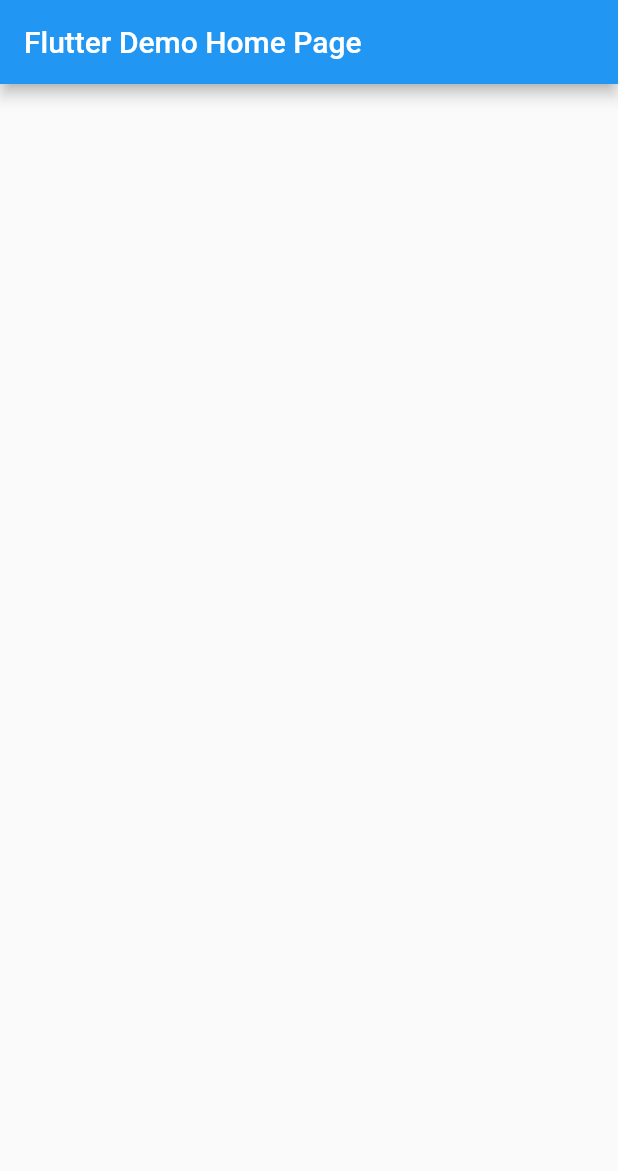
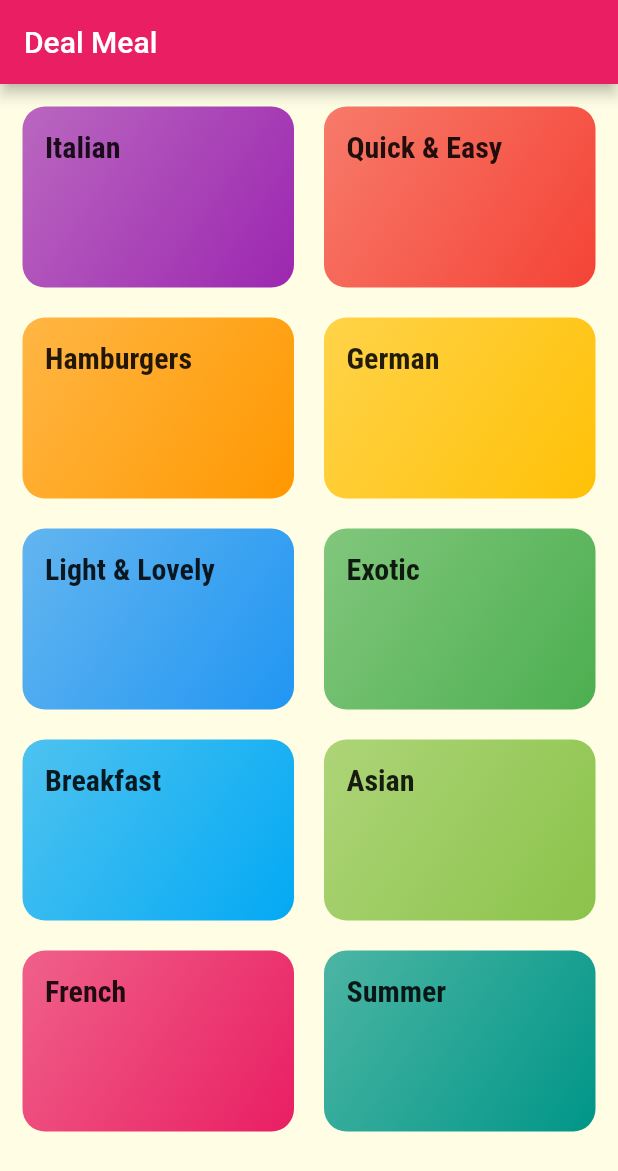
Before and after one commit to tareq453/meal_app, a Flutter app: the screen it shows after launch, on a phone screen of 412 x 824 dp. Shown: the top 1171 px of the screen. Run offline on Flutter 3.47's test engine with Material 2 defaults, Android fonts, the phone set to English and light mode, and no system bars.

Commit message:
progress the course.

```diff
--- /dev/null
+++ b/lib/categories_screen.dart
@@ -0,0 +1,27 @@
+import 'package:flutter/material.dart';
+import 'package:meal_app/category_item.dart';
+
+import 'models/dummy_data.dart';
+
+class CategoriesScreen extends StatelessWidget {
+  const CategoriesScreen({Key? key}) : super(key: key);
+
+  @override
+  Widget build(BuildContext context) {
+    return Scaffold(
+      appBar: AppBar(title: const Text("Deal Meal"),),
+      body: Padding(
+        padding: const EdgeInsets.all(15),
+        child: GridView(
+            gridDelegate: const SliverGridDelegateWithMaxCrossAxisExtent(
+                maxCrossAxisExtent: 200,
+                childAspectRatio: 3/2,
+                crossAxisSpacing: 20,
+                mainAxisSpacing: 20),
+            children: DUMMY_CATEGORIES
+                .map((ctg) => CategoryItem(ctg.title, ctg.color))
+                .toList()),
+      ),
+    );
+  }
+}
--- /dev/null
+++ b/lib/category_item.dart
@@ -0,0 +1,21 @@
+import 'package:flutter/material.dart';
+
+class CategoryItem extends StatelessWidget {
+  final String _title;
+  final Color _color;
+  const CategoryItem(this._title, this._color, {Key? key}) : super(key: key);
+
+  @override
+  Widget build(BuildContext context) {
+    return Container(
+      padding: const EdgeInsets.all(15),
+      decoration: BoxDecoration(
+          gradient: LinearGradient(
+              colors: [_color.withOpacity(0.7), _color],
+              begin: Alignment.topLeft,
+              end: Alignment.bottomRight),
+              borderRadius: BorderRadius.circular(15)),
+      child: Text(_title, style: Theme.of(context).textTheme.titleMedium,),
+    );
+  }
+}
--- a/lib/main.dart
+++ b/lib/main.dart
@@ -1,4 +1,5 @@
 import 'package:flutter/material.dart';
+import './categories_screen.dart';
 
 void main() {
   runApp(const MyApp());
@@ -13,59 +14,16 @@ class MyApp extends StatelessWidget {
     return MaterialApp(
       title: 'Flutter Demo',
       theme: ThemeData(
-        // This is the theme of your application.
-        //
-        // Try running your application with "flutter run". You'll see the
-        // application has a blue toolbar. Then, without quitting the app, try
-        // changing the primarySwatch below to Colors.green and then invoke
-        // "hot reload" (press "r" in the console where you ran "flutter run",
-        // or simply save your changes to "hot reload" in a Flutter IDE).
-        // Notice that the counter didn't reset back to zero; the application
-        // is not restarted.
-        primarySwatch: Colors.blue,
+        colorScheme: ColorScheme.fromSwatch().copyWith(primary: Colors.pink, secondary: Colors.amber),
+        canvasColor: const Color.fromRGBO(255, 254, 229, 1),
+        fontFamily: "Raleway",
+        textTheme: ThemeData.light().textTheme.copyWith(
+          headlineSmall: const TextStyle(color: Color.fromRGBO(20, 51, 51, 1)),
+          headlineMedium: const TextStyle(color: Color.fromARGB(21, 55, 55, 1)),
+          titleMedium: const TextStyle(fontSize: 20,fontFamily: "RobotoCondensed",fontWeight: FontWeight.bold)
+        )
       ),
-      home: const MyHomePage(title: 'Flutter Demo Home Page'),
+      home: const CategoriesScreen(),
     );
   }
 }
-
-class MyHomePage extends StatefulWidget {
-  const MyHomePage({Key? key, required this.title}) : super(key: key);
-
-  // This widget is the home page of your application. It is stateful, meaning
-  // that it has a State object (defined below) that contains fields that affect
-  // how it looks.
-
-  // This class is the configuration for the state. It holds the values (in this
-  // case the title) provided by the parent (in this case the App widget) and
-  // used by the build method of the State. Fields in a Widget subclass are
-  // always marked "final".
-
-  final String title;
-
-  @override
-  State<MyHomePage> createState() => _MyHomePageState();
-}
-
-class _MyHomePageState extends State<MyHomePage> {
-
-
-  @override
-  Widget build(BuildContext context) {
-    // This method is rerun every time setState is called, for instance as done
-    // by the _incrementCounter method above.
-    //
-    // The Flutter framework has been optimized to make rerunning build methods
-    // fast, so that you can just rebuild anything that needs updating rather
-    // than having to individually change instances of widgets.
-    return Scaffold(
-      appBar: AppBar(
-        // Here we take the value from the MyHomePage object that was created by
-        // the App.build method, and use it to set our appbar title.
-        title: Text(widget.title),
-      ),
-      body: Center(),
-     // This trailing comma makes auto-formatting nicer for build methods.
-    );
-  }
-}
--- /dev/null
+++ b/lib/models/category.dart
@@ -0,0 +1,9 @@
+import 'package:flutter/material.dart';
+
+class Category {
+  final String id;
+  final String title;
+  final Color color;
+
+   const Category({required this.id,required this.title,this.color = Colors.orange});
+}
--- /dev/null
+++ b/lib/models/dummy_data.dart
@@ -0,0 +1,57 @@
+import 'package:flutter/material.dart';
+
+import 'category.dart';
+
+
+const DUMMY_CATEGORIES = [
+   Category(
+    id: 'c1',
+    title: 'Italian',
+    color: Colors.purple,
+  ),
+  Category(
+    id: 'c2',
+    title: 'Quick & Easy',
+    color: Colors.red,
+  ),
+  Category(
+    id: 'c3',
+    title: 'Hamburgers',
+    color: Colors.orange,
+  ),
+  Category(
+    id: 'c4',
+    title: 'German',
+    color: Colors.amber,
+  ),
+  Category(
+    id: 'c5',
+    title: 'Light & Lovely',
+    color: Colors.blue,
+  ),
+  Category(
+    id: 'c6',
+    title: 'Exotic',
+    color: Colors.green,
+  ),
+  Category(
+    id: 'c7',
+    title: 'Breakfast',
+    color: Colors.lightBlue,
+  ),
+  Category(
+    id: 'c8',
+    title: 'Asian',
+    color: Colors.lightGreen,
+  ),
+  Category(
+    id: 'c9',
+    title: 'French',
+    color: Colors.pink,
+  ),
+  Category(
+    id: 'c10',
+    title: 'Summer',
+    color: Colors.teal,
+  ),
+];
```
Also changed, not shown: pubspec.yaml (+17 -11 lines), assets/fonts/Raleway-Black.ttf (added), assets/fonts/Raleway-Bold.ttf (added), assets/fonts/Raleway-Regular.ttf (added), assets/fonts/RobotoCondensed-Bold.ttf (added), assets/fonts/RobotoCondensed-Italic.ttf (added), assets/fonts/RobotoCondensed-Light.ttf (added), assets/fonts/RobotoCondensed-Regular.ttf (added).
